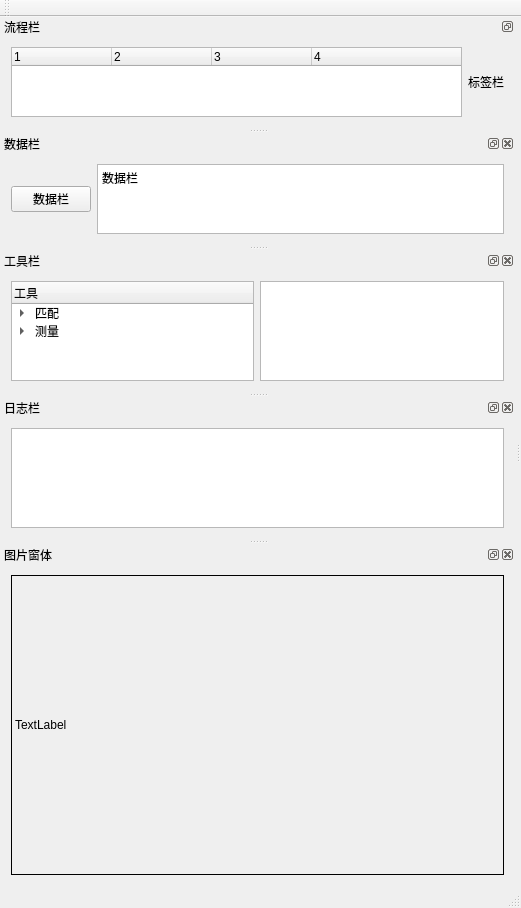
This is QtProject/QtProject/QtProject.ui in ActionVision/cpp_projects as Qt 5 draws it before an edit. The edited form follows.
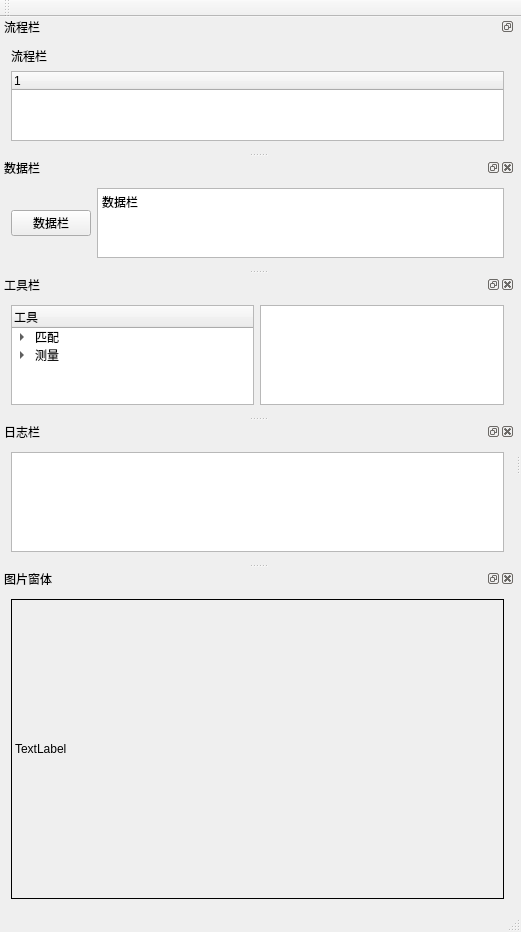
This is the edited form.

Commit message: add drag and move function ,just use ui

Diff of the .ui file:
```diff
--- a/QtProject/QtProject/QtProject.ui
+++ b/QtProject/QtProject/QtProject.ui
@@ -7,7 +7,7 @@
     <x>0</x>
     <y>0</y>
     <width>521</width>
-    <height>740</height>
+    <height>929</height>
    </rect>
   </property>
   <property name="windowTitle">
@@ -50,35 +50,27 @@
     <number>1</number>
    </attribute>
    <widget class="QWidget" name="dockWidgetContents_10">
-    <layout class="QHBoxLayout" name="horizontalLayout_2">
-     <item>
-      <widget class="QTreeWidget" name="treeWidget">
-       <column>
-        <property name="text">
-         <string>1</string>
-        </property>
-       </column>
-       <column>
-        <property name="text">
-         <string>2</string>
-        </property>
-       </column>
-       <column>
-        <property name="text">
-         <string>3</string>
-        </property>
-       </column>
-       <column>
-        <property name="text">
-         <string>4</string>
-        </property>
-       </column>
-      </widget>
-     </item>
+    <layout class="QVBoxLayout" name="verticalLayout">
      <item>
       <widget class="QLabel" name="label">
        <property name="text">
-        <string>标签栏</string>
+        <string>流程栏</string>
+       </property>
+      </widget>
+     </item>
+     <item>
+      <widget class="QTreeWidget" name="treeWidget">
+       <property name="dragEnabled">
+        <bool>true</bool>
+       </property>
+       <property name="dragDropOverwriteMode">
+        <bool>false</bool>
+       </property>
+       <property name="dragDropMode">
+        <enum>QAbstractItemView::DragDrop</enum>
+       </property>
+       <property name="defaultDropAction">
+        <enum>Qt::MoveAction</enum>
        </property>
       </widget>
      </item>
```
Left out of the diff: 9 changed lines with no effect on the pictures. The commit also changes 2 other files.
